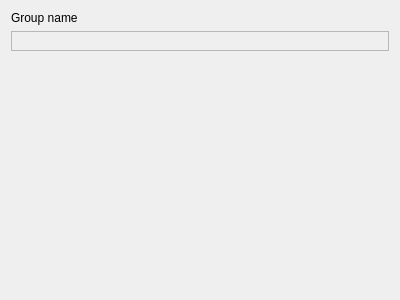
The window that plotgroup.ui (Enem-20/CGS) describes before a commit, drawn with Qt 5.
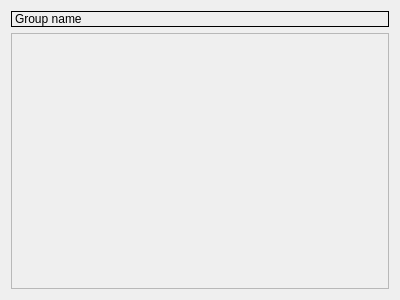
The same window after the commit.

What changed in the file:
```diff
--- a/plotgroup.ui
+++ b/plotgroup.ui
@@ -10,12 +10,30 @@
     <height>300</height>
    </rect>
   </property>
+  <property name="sizePolicy">
+   <sizepolicy hsizetype="Preferred" vsizetype="Preferred">
+    <horstretch>0</horstretch>
+    <verstretch>0</verstretch>
+   </sizepolicy>
+  </property>
   <property name="windowTitle">
    <string>Form</string>
   </property>
-  <layout class="QVBoxLayout" name="verticalLayout">
+  <layout class="QVBoxLayout" name="verticalLayout" stretch="0,0">
+   <property name="sizeConstraint">
+    <enum>QLayout::SizeConstraint::SetNoConstraint</enum>
+   </property>
    <item>
     <widget class="QLabel" name="groupName">
+     <property name="sizePolicy">
+      <sizepolicy hsizetype="Preferred" vsizetype="Preferred">
+       <horstretch>0</horstretch>
+       <verstretch>0</verstretch>
+      </sizepolicy>
+     </property>
+     <property name="frameShape">
+      <enum>QFrame::Shape::Box</enum>
+     </property>
      <property name="text">
       <string>Group name</string>
      </property>
@@ -23,28 +41,25 @@
    </item>
    <item>
     <widget class="QFrame" name="plots">
+     <property name="sizePolicy">
+      <sizepolicy hsizetype="Expanding" vsizetype="Expanding">
+       <horstretch>0</horstretch>
+       <verstretch>0</verstretch>
+      </sizepolicy>
+     </property>
      <property name="frameShape">
       <enum>QFrame::Shape::StyledPanel</enum>
      </property>
      <property name="frameShadow">
       <enum>QFrame::Shadow::Raised</enum>
      </property>
-     <layout class="QVBoxLayout" name="verticalLayout_2"/>
+     <layout class="QVBoxLayout" name="verticalLayout_2">
+      <property name="sizeConstraint">
+       <enum>QLayout::SizeConstraint::SetNoConstraint</enum>
+      </property>
+     </layout>
     </widget>
    </item>
-   <item>
-    <spacer name="verticalSpacer">
-     <property name="orientation">
-      <enum>Qt::Orientation::Vertical</enum>
-     </property>
-     <property name="sizeHint" stdset="0">
-      <size>
-       <width>20</width>
-       <height>40</height>
-      </size>
-     </property>
-    </spacer>
-   </item>
   </layout>
  </widget>
  <resources/>
```
